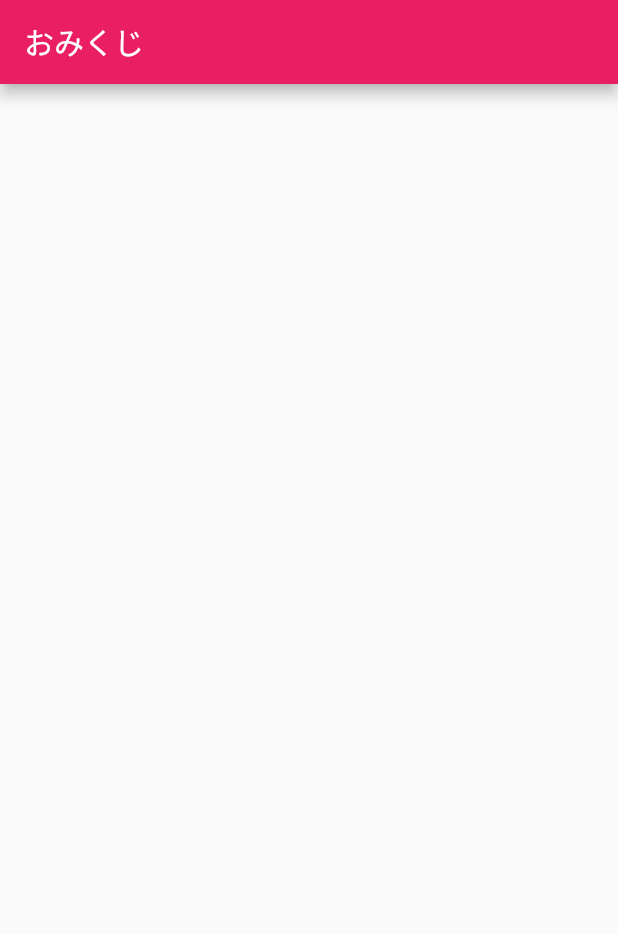
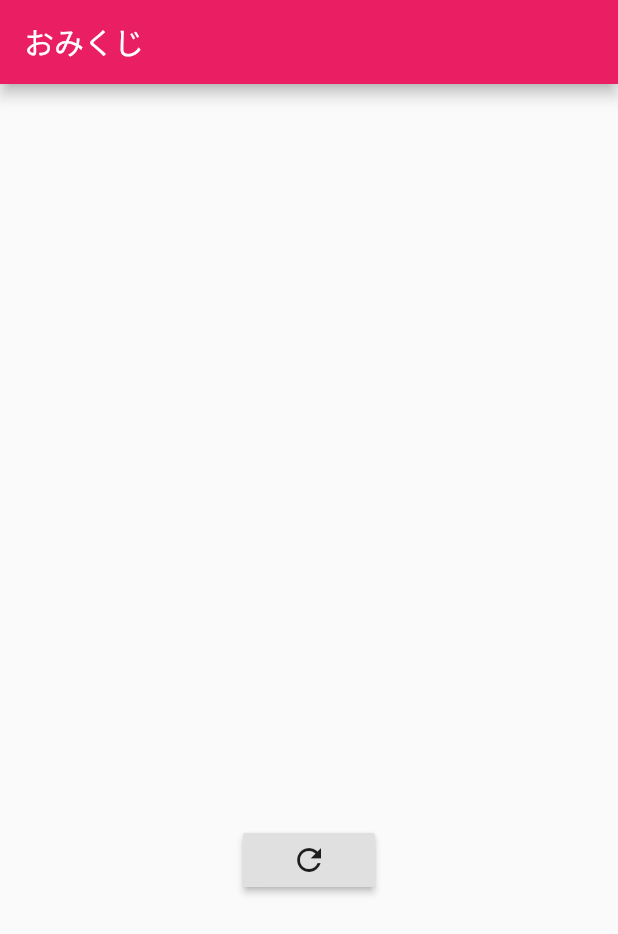
Before and after one commit to nasjp/omikuji, a Flutter app: the screen it shows after launch, on a phone screen of 412 x 824 dp. Shown: the top 934 px of the screen. Run offline on Flutter 3.47's test engine with Material 2 defaults, Android fonts, the phone set to English and light mode, and no system bars.

```diff
--- a/lib/main.dart
+++ b/lib/main.dart
@@ -1,6 +1,7 @@
 import 'package:flutter/material.dart';
 
 import 'package:omikuji/ui/top_page.dart';
+import 'package:omikuji/repositories/fortune_repository.dart';
 
 void main() => runApp(MyApp());
 
@@ -12,7 +13,7 @@ class MyApp extends StatelessWidget {
       theme: ThemeData(
         primarySwatch: Colors.pink,
       ),
-      home: TopPage(),
+      home: TopPage(FortuneRepository()),
     );
   }
 }
--- a/lib/ui/top_page.dart
+++ b/lib/ui/top_page.dart
@@ -1,11 +1,28 @@
 import 'package:flutter/material.dart';
 import 'package:provider/provider.dart';
 
+import 'package:omikuji/value_notifiers/fortune_value_notifier.dart';
+import 'package:omikuji/value_notifiers/loading_value_notifier.dart';
+
 class TopPage extends StatelessWidget {
+  final IFortuneRepository _repository;
+
+  TopPage(this._repository);
+
   @override
   Widget build(BuildContext context) {
     return MultiProvider(
-      providers: [],
+      providers: [
+        ChangeNotifierProvider<LoadingValueNotifier>(
+          create: (_) => LoadingValueNotifier(),
+        ),
+        ChangeNotifierProvider<FortuneValueNotifier>(
+          create: (context) => FortuneValueNotifier(
+            _repository,
+            Provider.of<LoadingValueNotifier>(context, listen: false),
+          ),
+        ),
+      ],
       child: Stack(
         children: <Widget>[
           Scaffold(
@@ -14,11 +31,63 @@ class TopPage extends StatelessWidget {
             ),
             body: Column(
               mainAxisAlignment: MainAxisAlignment.spaceEvenly,
-              children: <Widget>[],
+              children: <Widget>[_Result(), _Draw()],
             ),
           ),
+          const _Loading(),
         ],
       ),
     );
   }
 }
+
+class _Result extends StatelessWidget {
+  @override
+  Widget build(BuildContext context) {
+    print("called _WidgetA#build()");
+    return Center(
+      child: ValueListenableBuilder<String>(
+        valueListenable:
+            Provider.of<FortuneValueNotifier>(context, listen: false),
+        builder: (_context, count, _child) =>
+            Text('$count', style: Theme.of(context).textTheme.display1),
+      ),
+    );
+  }
+}
+
+class _Draw extends StatelessWidget {
+  @override
+  Widget build(BuildContext context) {
+    print('called _WidgetC#build()');
+    return RaisedButton(
+      onPressed: () =>
+          Provider.of<FortuneValueNotifier>(context, listen: false).draw(),
+      child: Icon(Icons.refresh),
+    );
+  }
+}
+
+class _Loading extends StatelessWidget {
+  const _Loading();
+
+  @override
+  Widget build(BuildContext context) {
+    return ValueListenableBuilder<bool>(
+      valueListenable:
+          Provider.of<LoadingValueNotifier>(context, listen: false),
+      builder: (_context, isLoading, _child) {
+        return isLoading
+            ? const DecoratedBox(
+                decoration: BoxDecoration(
+                  color: Color(0x44000000),
+                ),
+                child: Center(
+                  child: CircularProgressIndicator(),
+                ),
+              )
+            : const SizedBox.shrink();
+      },
+    );
+  }
+}
--- /dev/null
+++ b/lib/value_notifiers/fortune_value_notifier.dart
@@ -0,0 +1,22 @@
+import 'package:flutter/material.dart';
+
+import 'loading_value_notifier.dart';
+
+abstract class IFortuneRepository {
+  Future<String> fetch();
+}
+
+class FortuneValueNotifier extends ValueNotifier<String> {
+  final IFortuneRepository _repository;
+  final LoadingValueNotifier _loadingValueNotifier;
+
+  FortuneValueNotifier(this._repository, this._loadingValueNotifier)
+      : super('');
+
+  void draw() async {
+    _loadingValueNotifier.loading(true);
+    super.value = await _repository
+        .fetch()
+        .whenComplete(() => _loadingValueNotifier.loading(false));
+  }
+}
--- /dev/null
+++ b/lib/value_notifiers/loading_value_notifier.dart
@@ -0,0 +1,9 @@
+import 'package:flutter/material.dart';
+
+class LoadingValueNotifier extends ValueNotifier<bool> {
+  LoadingValueNotifier() : super(false);
+
+  loading(bool isLoading) {
+    super.value = isLoading;
+  }
+}
```
Also changed, not shown: lib/repositories/fortune_repository.dart (added, +22 -0 lines).
